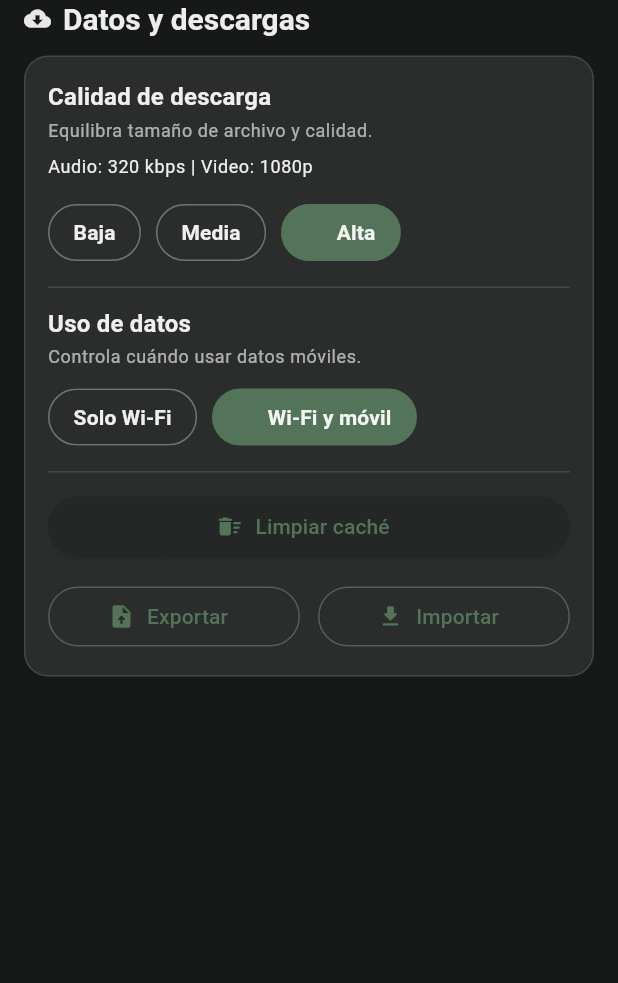
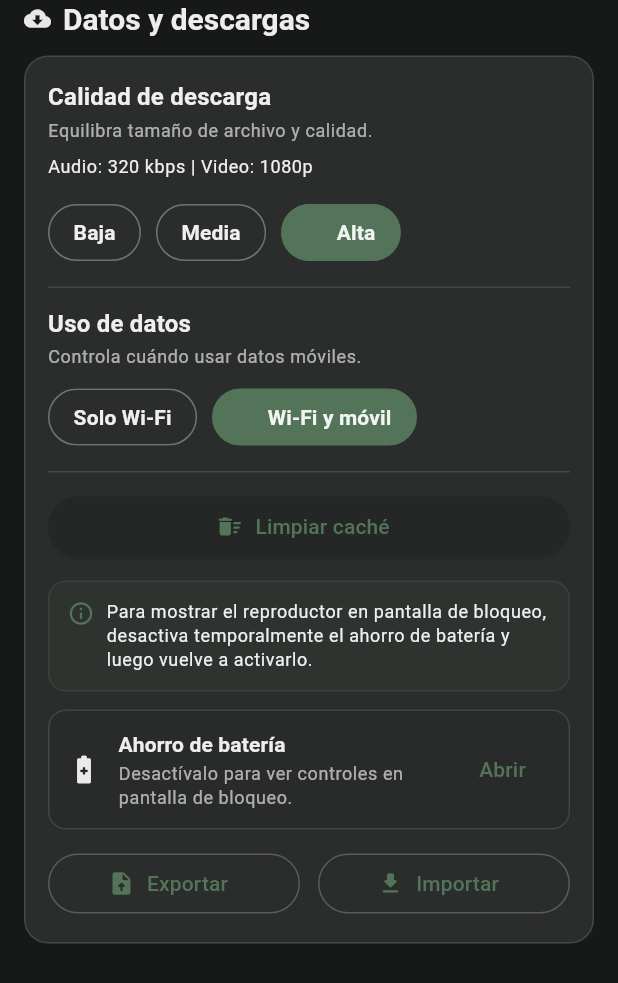
Before and after one commit to varasjona-24/Front, a Flutter app: the DataSection widget shown alone on an empty page, opened directly, on a phone screen of 412 x 824 dp. Shown: the top 983 px of the screen. Run offline on Flutter 3.47's test engine with Material 3 defaults, Android fonts, the phone set to English and light mode, and no system bars; our stand-ins replace dio, file_picker, flutter_svg, get, get_storage, just_audio and 4 more; missing offline and left inert: app_settings, audio_session, receive_sharing_intent; accounts and stored records are empty.

Commit message:
widgets block screen

```diff
--- a/lib/Modules/settings/view/widgets/data_section.dart
+++ b/lib/Modules/settings/view/widgets/data_section.dart
@@ -1,5 +1,8 @@
+import 'dart:io';
+
 import 'package:flutter/material.dart';
 import 'package:get/get.dart';
+import 'package:app_settings/app_settings.dart';
 
 import '../../controller/settings_controller.dart';
 import '../widgets/section_header.dart';
@@ -129,6 +132,56 @@ class DataSection extends GetView<SettingsController> {
 
                 const SizedBox(height: 12),
 
+                if (Platform.isAndroid) ...[
+                  Container(
+                    width: double.infinity,
+                    padding: const EdgeInsets.all(12),
+                    decoration: BoxDecoration(
+                      color: theme.colorScheme.primary.withOpacity(.08),
+                      borderRadius: BorderRadius.circular(12),
+                      border: Border.all(
+                        color: theme.colorScheme.primary.withOpacity(.25),
+                      ),
+                    ),
+                    child: Row(
+                      crossAxisAlignment: CrossAxisAlignment.start,
+                      children: [
+                        Icon(
+                          Icons.info_outline_rounded,
+                          size: 18,
+                          color: theme.colorScheme.primary,
+                        ),
+                        const SizedBox(width: 8),
+                        Expanded(
+                          child: Text(
+                            'Para mostrar el reproductor en pantalla de bloqueo, '
+                            'desactiva temporalmente el ahorro de batería y '
+                            'luego vuelve a activarlo.',
+                            style: theme.textTheme.bodySmall?.copyWith(
+                              color: theme.colorScheme.onSurface,
+                              height: 1.3,
+                            ),
+                          ),
+                        ),
+                      ],
+                    ),
+                  ),
+                  const SizedBox(height: 12),
+                  InfoTile(
+                    icon: Icons.battery_saver_rounded,
+                    title: 'Ahorro de batería',
+                    subtitle:
+                        'Desactívalo para ver controles en pantalla de bloqueo.',
+                    trailing: TextButton(
+                      onPressed: () => AppSettings.openAppSettings(
+                        type: AppSettingsType.batteryOptimization,
+                      ),
+                      child: const Text('Abrir'),
+                    ),
+                  ),
+                  const SizedBox(height: 12),
+                ],
+
                 Row(
                   children: [
                     Expanded(
```
Also changed, not shown: lib/Modules/player/audio/controller/audio_player_controller.dart (+14 -0 lines), lib/app/services/audio_service.dart (+132 -1 lines), lib/main.dart (+9 -0 lines), 2 other files.
